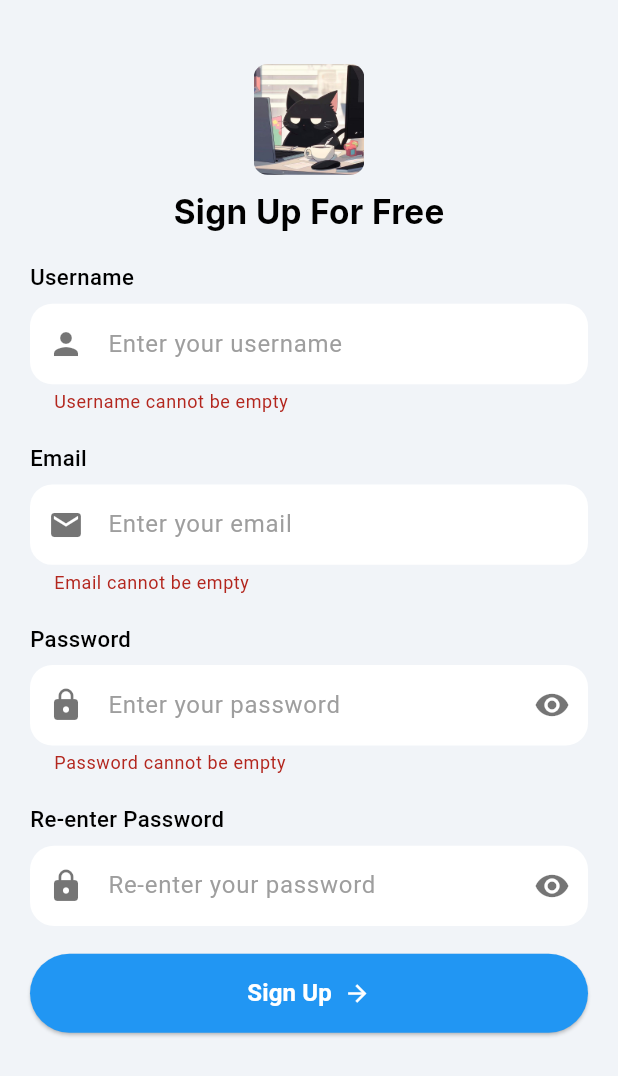
After one commit to MinhTriJVB/Practice-Assignment, a Flutter app: the PracticeFourScreen screen opened by its route, after a tap on "Sign Up", on a phone screen of 412 x 824 dp. The commit adds this screen. Shown: the top 1076 px of the screen. Run offline on Flutter 3.47's test engine with Material 3 defaults, Android fonts, the phone set to English and light mode, and no system bars; our stand-ins replace awesome_dialog, badges, flutter_screenutil, flutter_svg, gap, go_router and 1 more.

Commit message:
Asignment 4

```diff
--- /dev/null
+++ b/devtools_options.yaml
@@ -0,0 +1,3 @@
+description: This file stores settings for Dart & Flutter DevTools.
+documentation: https://docs.flutter.dev/tools/devtools/extensions#configure-extension-enablement-states
+extensions:
--- a/lib/domain/model/home_card_model.dart
+++ b/lib/domain/model/home_card_model.dart
@@ -1,3 +1,4 @@
+import 'package:practice/presentation/practice_four/practice_four_screen.dart';
 import 'package:practice/presentation/practice_one/PracticeOneScreen.dart';
 import 'package:practice/presentation/practice_two/practice_two_screen.dart';
 
@@ -31,4 +32,10 @@ final homeList = [
     image: 'assets/images/pract3.png',
     destination: PracticeThreeScreen.name,
   ),
+  HomeCardModel(
+    title: 'Bài thực hành 4',
+    description: 'Xây dựng form và xử lý validation.',
+    image: 'assets/images/pract4.png',
+    destination: PracticeFourScreen.name,
+  ),
 ];
--- /dev/null
+++ b/lib/presentation/practice_four/practice_four_screen.dart
@@ -0,0 +1,139 @@
+import 'package:awesome_dialog/awesome_dialog.dart';
+import 'package:flutter/material.dart';
+import 'package:flutter_screenutil/flutter_screenutil.dart';
+import 'package:practice/presentation/practice_four/widgets/practice_four_sign_up.dart';
+import 'package:practice/presentation/practice_four/widgets/practice_four_text_field.dart';
+import 'package:practice/utils/string_extension.dart';
+import 'package:practice/utils/widget_extension.dart';
+
+class PracticeFourScreen extends StatefulWidget {
+  PracticeFourScreen({super.key});
+
+  static const path = '/practice-four';
+  static const name = 'Practice Four';
+
+  @override
+  State<PracticeFourScreen> createState() => _PracticeFourScreenState();
+}
+
+class _PracticeFourScreenState extends State<PracticeFourScreen> {
+  final TextEditingController emailController = TextEditingController();
+
+  final TextEditingController userController = TextEditingController();
+
+  final TextEditingController passwordController = TextEditingController();
+
+  final TextEditingController rePasswordController = TextEditingController();
+
+  @override
+  Widget build(BuildContext context) {
+    final formKey = GlobalKey<FormState>();
+
+    return Scaffold(
+      backgroundColor: '#f1f4f8'.color,
+      body: Form(
+        key: formKey,
+        child: SingleChildScrollView(
+          child: Column(
+            crossAxisAlignment: CrossAxisAlignment.center,
+            children: [
+              50.h.spaceSize,
+              //Logo
+              Container(
+                height: 80.h,
+                width: 80.h,
+                decoration: BoxDecoration(
+                  borderRadius: BorderRadius.circular(10.r),
+                ),
+                clipBehavior: Clip.antiAlias,
+                child: Image.asset('assets/images/home_header.jpg'),
+              ),
+              10.h.spaceSize,
+              'Sign Up For Free'.size24.black.bold,
+              20.h.spaceSize,
+              PracticeFourTextField(
+                hintText: 'Enter your username',
+                labelText: 'Username',
+                prefixIcon: Icons.person,
+                controller: userController,
+                validator: (value) {
+                  if ( value!.isEmpty) {
+                    return 'Username cannot be empty';
+                  }
+                  return null;
+                },
+              ),
+              PracticeFourTextField(
+                hintText: 'Enter your email',
+                labelText: 'Email',
+                prefixIcon: Icons.email,
+                controller: emailController,
+                validator: (value) {
+                  if (value!.isEmpty) {
+                    return 'Email cannot be empty';
+                  }
+                  if (!isValidEmail(value)) {
+                    return 'Please enter a valid email';
+                  }
+                  return null;
+                },
+              ),
+              PracticeFourTextField(
+                hintText: 'Enter your password',
+                labelText: 'Password',
+                prefixIcon: Icons.lock,
+                controller: passwordController,
+                isPassword: true,
+                validator: (value) {
+                  if (value!.isEmpty) {
+                    return 'Password cannot be empty';
+                  }
+                  if (value.length < 6) {
+                    return 'Password must be at least 6 characters';
+                  }
+                  return null;
+                },
+              ),
+              PracticeFourTextField(
+                hintText: 'Re-enter your password',
+                labelText: 'Re-enter Password',
+                prefixIcon: Icons.lock,
+                controller: rePasswordController,
+                isPassword: true,
+                validator: (value) {
+                  if (value != passwordController.text) {
+                    return 'Password does not match';
+                  }
+                  return null;
+                },
+              ),
+              PracticeFourSignUp(
+                onPressed: () {
+                  if (formKey.currentState!.validate()) {
+                    AwesomeDialog(
+                      context: context,
+                      animType: AnimType.scale,
+                      dialogType: DialogType.success,
+                      body: 'You have successfully registered'.size24.black.bold.center.centerWidget,
+                      title: 'Register Successfully',
+                    ).show();
+                  }
+                },
+              ),
+            ],
+          ).paddingSymmetric(
+            horizontal: 20.w,
+          ),
+        ),
+      ),
+    );
+  }
+}
+
+
+bool isValidEmail(String email) {
+  String pattern =
+      r"^[a-zA-Z0-9._%+-]+@[a-zA-Z0-9.-]+\.[a-zA-Z]{2,}$";
+
+  return RegExp(pattern).hasMatch(email);
+}
--- /dev/null
+++ b/lib/presentation/practice_four/widgets/practice_four_sign_up.dart
@@ -0,0 +1,44 @@
+import 'package:flutter/material.dart';
+import 'package:flutter_screenutil/flutter_screenutil.dart';
+
+class PracticeFourSignUp extends StatelessWidget {
+  PracticeFourSignUp({
+    super.key,
+    required this.onPressed,
+  });
+
+  void Function() onPressed;
+
+  @override
+  Widget build(BuildContext context) {
+    return ElevatedButton(
+      onPressed: onPressed,
+      style: ElevatedButton.styleFrom(
+        backgroundColor: Colors.blue,
+        padding: EdgeInsets.symmetric(vertical: 16.h),
+        shape: RoundedRectangleBorder(
+          borderRadius: BorderRadius.circular(30.r),
+        ),
+      ),
+      child: const Row(
+        mainAxisAlignment: MainAxisAlignment.center,
+        children: [
+          Text(
+            'Sign Up',
+            style: TextStyle(
+              color: Colors.white,
+              fontSize: 16,
+              fontWeight: FontWeight.w600,
+            ),
+          ),
+          SizedBox(width: 8),
+          Icon(
+            Icons.arrow_forward,
+            color: Colors.white,
+            size: 18,
+          ),
+        ],
+      ),
+    );
+  }
+}
--- /dev/null
+++ b/lib/presentation/practice_four/widgets/practice_four_text_field.dart
@@ -0,0 +1,87 @@
+import 'package:flutter/material.dart';
+import 'package:flutter_screenutil/flutter_screenutil.dart';
+import 'package:practice/utils/widget_extension.dart';
+
+class PracticeFourTextField extends StatefulWidget {
+  const PracticeFourTextField({
+    super.key,
+    required this.labelText,
+    required this.hintText,
+    required this.prefixIcon,
+    required this.controller,
+    this.isPassword = false,
+    required this.validator,
+  });
+
+  final String labelText;
+  final String hintText;
+  final IconData prefixIcon;
+  final TextEditingController controller;
+  final bool isPassword;
+  final String? Function(String?) validator;
+
+  @override
+  State<PracticeFourTextField> createState() => _PracticeFourTextFieldState();
+}
+
+class _PracticeFourTextFieldState extends State<PracticeFourTextField> {
+  bool isSecure = true;
+
+  @override
+  Widget build(BuildContext context) {
+    return Column(
+      crossAxisAlignment: CrossAxisAlignment.start,
+      mainAxisSize: MainAxisSize.min,
+      children: [
+        Text(
+          widget.labelText,
+          style: TextStyle(
+            fontSize: 16.sp,
+            fontWeight: FontWeight.w500,
+            color: Colors.black,
+          ),
+        ),
+        SizedBox(height: 8.h),
+        TextFormField(
+          decoration: InputDecoration(
+            prefixIcon: Icon(widget.prefixIcon, color: Colors.black54),
+            suffixIcon: (widget.isPassword)
+                ? IconButton(
+                    icon: Icon(
+                      (isSecure) ? Icons.visibility : Icons.visibility_off,
+                      color: Colors.black54,
+                    ),
+                    onPressed: () {
+                      setState(() {
+                        isSecure = !isSecure;
+                      });
+                    },
+                  )
+                : null,
+            hintText: widget.hintText,
+            hintStyle: const TextStyle(color: Colors.grey),
+            filled: true,
+            fillColor: Colors.white,
+            contentPadding:
+                EdgeInsets.symmetric(horizontal: 12.w, vertical: 16.h),
+            border: OutlineInputBorder(
+              borderRadius: BorderRadius.circular(16.r),
+              borderSide: BorderSide.none,
+            ),
+            enabledBorder: OutlineInputBorder(
+              borderRadius: BorderRadius.circular(16),
+              borderSide: BorderSide.none,
+            ),
+          ),
+          textInputAction: TextInputAction.next,
+          obscureText: (widget.isPassword) ? isSecure : false,
+          controller: widget.controller,
+          validator: widget.validator,
+
+        ),
+      ],
+    ).paddingOnly(
+      bottom: 20.h,
+    );
+  }
+}
--- a/lib/router/router.dart
+++ b/lib/router/router.dart
@@ -3,6 +3,7 @@ import 'package:practice/presentation/home/home_screen.dart';
 import 'package:practice/presentation/practice_one/PracticeOneScreen.dart';
 import 'package:provider/provider.dart';
 
+import '../presentation/practice_four/practice_four_screen.dart';
 import '../presentation/practice_three/practice_three_screen.dart';
 import '../presentation/practice_three/provider/shopping_provider.dart';
 import '../presentation/practice_two/practice_two_screen.dart';
@@ -41,5 +42,12 @@ final router = GoRouter(
         );
       },
     ),
+    GoRoute(
+      path: PracticeFourScreen.path,
+      name: PracticeFourScreen.name,
+      builder: (context, state) {
+        return PracticeFourScreen();
+      },
+    ),
   ],
 );
--- a/pubspec.yaml
+++ b/pubspec.yaml
@@ -42,6 +42,7 @@ dependencies:
   flutter_svg: ^2.0.10+1
   badges: ^3.1.2
   provider: ^6.1.2
+  awesome_dialog: ^3.2.1
 
 dev_dependencies:
   flutter_test:
```
Also changed, not shown: Screenshot_1729226161.png (added), assets/images/pract4.png (added), pract4.png (added), pubspec.lock, 6 other files.
